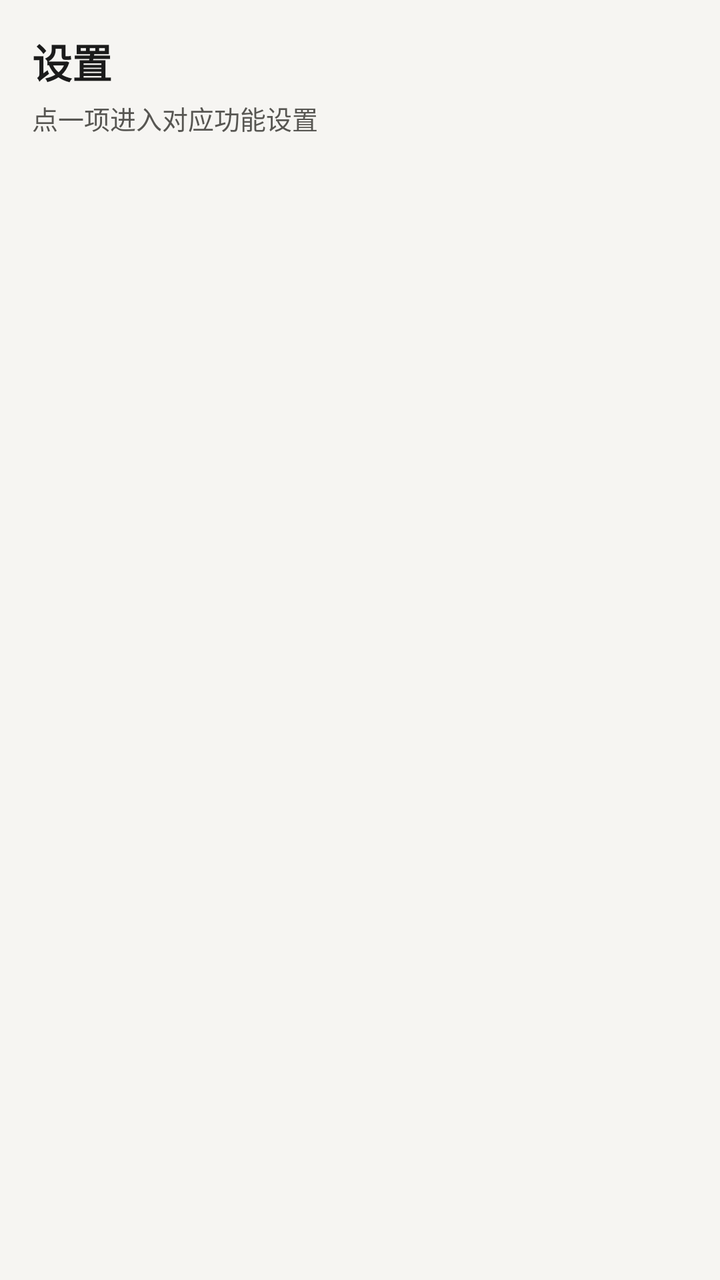
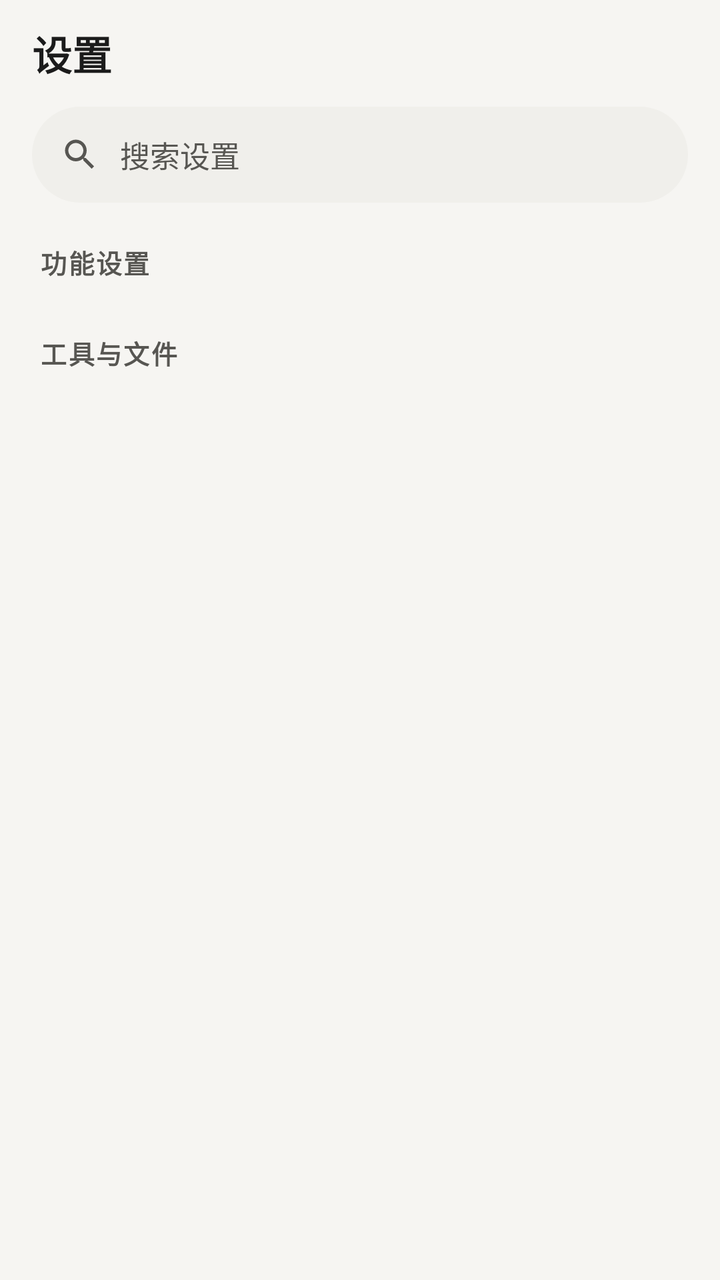

The first picture is an Android layout as it rendered before a commit; the second is the same layout after the commit. The layout source and the unified diff follow.
<!-- AndroidManifest.xml: application theme AppTheme -->
<!-- res/layout/fragment_settings_list.xml -->
<?xml version="1.0" encoding="utf-8"?>
<ScrollView xmlns:android="http://schemas.android.com/apk/res/android"
    xmlns:app="http://schemas.android.com/apk/res-auto"
    android:layout_width="match_parent"
    android:layout_height="match_parent"
    android:background="?android:colorBackground"
    android:fillViewport="true">

    <LinearLayout
        android:layout_width="match_parent"
        android:layout_height="wrap_content"
        android:orientation="vertical"
        android:padding="16dp">

        <TextView
            android:layout_width="wrap_content"
            android:layout_height="wrap_content"
            android:text="设置"
            android:textSize="20sp"
            android:textStyle="bold"
            android:textColor="?attr/colorOnSurface" />

        <TextView
            android:layout_width="wrap_content"
            android:layout_height="wrap_content"
            android:layout_marginTop="4dp"
            android:text="点一项进入对应功能设置"
            android:textSize="13sp"
            android:textColor="?attr/colorOnSurfaceVariant" />

        
        <LinearLayout
            android:id="@+id/settings_list"
            android:layout_width="match_parent"
            android:layout_height="wrap_content"
            android:layout_marginTop="12dp"
            android:orientation="vertical" />
    </LinearLayout>
</ScrollView>
<!-- resources referenced by this layout -->
<resources>
  <style name="AppTheme" parent="Theme.Material3.Light.NoActionBar">
          <item name="colorPrimary">@color/acc_default</item>
          <item name="colorOnPrimary">@color/acc_on</item>
          <item name="colorPrimaryContainer">@color/acc_default_c</item>
          <item name="colorOnPrimaryContainer">@color/acc_default_c_on</item>
          <item name="colorSecondary">@color/acc_default</item>
          <item name="colorOnSecondary">@color/acc_on</item>
          <item name="colorSecondaryContainer">@color/acc_default_c</item>
          <item name="colorOnSecondaryContainer">@color/acc_default_c_on</item>
  
          <item name="android:colorBackground">@color/background</item>
          <item name="android:windowBackground">@color/background</item>
          <item name="colorSurface">@color/surface</item>
          <item name="colorOnSurface">@color/on_surface</item>
          <item name="colorSurfaceVariant">@color/surface_variant</item>
          <item name="colorOnSurfaceVariant">@color/on_surface_variant</item>
          <item name="colorOutline">@color/outline</item>
          <item name="colorOutlineVariant">@color/hairline</item>
          <item name="colorError">@color/error</item>
          <item name="colorOnError">#FFFFFF</item>
  
          <item name="android:statusBarColor">@color/background</item>
          <item name="android:windowLightStatusBar">true</item>
          <item name="android:navigationBarColor">@color/background</item>
  
          
          <item name="materialButtonStyle">@style/Widget.App.Button</item>
          <item name="materialButtonOutlinedStyle">@style/Widget.App.Button.Outline</item>
      </style>
  <color name="acc_default">#4B7BF5</color>
  <color name="acc_on">#FFFFFF</color>
  <color name="acc_default_c">#E7EDFD</color>
  <color name="acc_default_c_on">#14284B</color>
  <color name="background">#F6F5F2</color>
  <color name="surface">#FFFFFF</color>
  <color name="on_surface">#1B1B1B</color>
  <color name="surface_variant">#F0EFEB</color>
  <color name="on_surface_variant">#575652</color>
  <color name="outline">#E5E3DD</color>
  <color name="hairline">#ECEAE4</color>
  <color name="error">#C2373B</color>
  <style name="Widget.App.Button" parent="Widget.Material3.Button">
          <item name="cornerRadius">10dp</item>
          <item name="android:textSize">14sp</item>
          <item name="android:textAllCaps">false</item>
          <item name="elevation">0dp</item>
      </style>
  <style name="Widget.App.Button.Outline" parent="Widget.Material3.Button.OutlinedButton">
          <item name="cornerRadius">10dp</item>
          <item name="android:textSize">14sp</item>
          <item name="android:textAllCaps">false</item>
      </style>
</resources>

<!-- the commit's change to res/layout/fragment_settings_list.xml (unified diff, before → after) -->
@@ -1,17 +1,19 @@
 <?xml version="1.0" encoding="utf-8"?>
-<ScrollView xmlns:android="http://schemas.android.com/apk/res/android"
-    xmlns:app="http://schemas.android.com/apk/res-auto"
+<LinearLayout xmlns:android="http://schemas.android.com/apk/res/android"
     android:layout_width="match_parent"
     android:layout_height="match_parent"
-    android:background="?android:colorBackground"
-    android:fillViewport="true">
+    android:orientation="vertical"
+    android:background="?android:colorBackground">
 
     <LinearLayout
         android:layout_width="match_parent"
         android:layout_height="wrap_content"
         android:orientation="vertical"
-        android:padding="16dp">
+        android:paddingLeft="16dp"
+        android:paddingRight="16dp"
+        android:paddingTop="12dp">
 
+        
         <TextView
             android:layout_width="wrap_content"
             android:layout_height="wrap_content"
@@ -20,20 +22,87 @@
             android:textStyle="bold"
             android:textColor="?attr/colorOnSurface" />
 
-        <TextView
-            android:layout_width="wrap_content"
-            android:layout_height="wrap_content"
-            android:layout_marginTop="4dp"
-            android:text="点一项进入对应功能设置"
-            android:textSize="13sp"
-            android:textColor="?attr/colorOnSurfaceVariant" />
-
         
         <LinearLayout
-            android:id="@+id/settings_list"
+            android:layout_width="match_parent"
+            android:layout_height="48dp"
+            android:layout_marginTop="12dp"
+            android:orientation="horizontal"
+            android:gravity="center_vertical"
+            android:background="@drawable/bg_search_box"
+            android:paddingLeft="14dp"
+            android:paddingRight="14dp">
+
+            <ImageView
+                android:layout_width="20dp"
+                android:layout_height="20dp"
+                android:src="@drawable/ic_search"
+                android:tint="?attr/colorOnSurfaceVariant"
+                android:contentDescription="搜索" />
+
+            <TextView
+                android:layout_width="0dp"
+                android:layout_height="wrap_content"
+                android:layout_weight="1"
+                android:layout_marginStart="10dp"
+                android:text="搜索设置"
+                android:textSize="15sp"
+                android:textColor="?attr/colorOnSurfaceVariant" />
+        </LinearLayout>
+    </LinearLayout>
+
+    
+    <ScrollView
+        android:layout_width="match_parent"
+        android:layout_height="0dp"
+        android:layout_weight="1"
+        android:fillViewport="true"
+        android:clipToPadding="false"
+        android:paddingBottom="24dp">
+
+        <LinearLayout
             android:layout_width="match_parent"
             android:layout_height="wrap_content"
-            android:layout_marginTop="12dp"
-            android:orientation="vertical" />
-    </LinearLayout>
-</ScrollView>
+            android:orientation="vertical">
+
+            
+            <TextView
+                android:layout_width="wrap_content"
+                android:layout_height="wrap_content"
+                android:paddingLeft="20dp"
+                android:paddingTop="20dp"
+                android:paddingBottom="6dp"
+                android:text="功能设置"
+                android:textSize="13sp"
+                android:textStyle="bold"
+                android:letterSpacing="0.06"
+                android:textColor="?attr/colorOnSurfaceVariant" />
+
+            <LinearLayout
+                android:id="@+id/settings_list"
+                android:layout_width="match_parent"
+                android:layout_height="wrap_content"
+                android:orientation="vertical" />
+
+            
+            <TextView
+                android:layout_width="wrap_content"
+                android:layout_height="wrap_content"
+                android:paddingLeft="20dp"
+                android:paddingTop="20dp"
+                android:paddingBottom="6dp"
+                android:text="工具与文件"
+                android:textSize="13sp"
+                android:textStyle="bold"
+                android:letterSpacing="0.06"
+                android:textColor="?attr/colorOnSurfaceVariant" />
+
+            <LinearLayout
+                android:id="@+id/tools_files_list"
+                android:layout_width="match_parent"
+                android:layout_height="wrap_content"
+                android:orientation="vertical" />
+        </LinearLayout>
+    </ScrollView>
+
+</LinearLayout>
<!-- resource entries referenced after the edit -->
@@ -1,5 +1,21 @@
 <!-- resources referenced by this layout -->
 <resources>
+  <!-- drawable bg_search_box (drawable) -->
+  <?xml version="1.0" encoding="utf-8"?>
+  <shape xmlns:android="http://schemas.android.com/apk/res/android"
+      android:shape="rectangle">
+      <solid android:color="?attr/colorSurfaceVariant" />
+      <corners android:radius="24dp" />
+  </shape>
+  <!-- drawable ic_search (drawable) -->
+  <?xml version="1.0" encoding="utf-8"?>
+  <vector xmlns:android="http://schemas.android.com/apk/res/android"
+      android:width="24dp" android:height="24dp"
+      android:viewportWidth="24" android:viewportHeight="24">
+      <path
+          android:fillColor="#FFFFFF"
+          android:pathData="M15.5,14h-0.79l-0.28,-0.27C15.41,12.59 16,11.11 16,9.5 16,5.91 13.09,3 9.5,3S3,5.91 3,9.5 5.91,16 9.5,16c1.61,0 3.09,-0.59 4.23,-1.57l0.27,0.28v0.79l5,4.99L20.49,19l-4.99,-5zM9.5,14C7.01,14 5,11.99 5,9.5S7.01,5 9.5,5 14,7.01 14,9.5 11.99,14 9.5,14z" />
+  </vector>
   <style name="AppTheme" parent="Theme.Material3.Light.NoActionBar">
           <item name="colorPrimary">@color/acc_default</item>
           <item name="colorOnPrimary">@color/acc_on</item>
